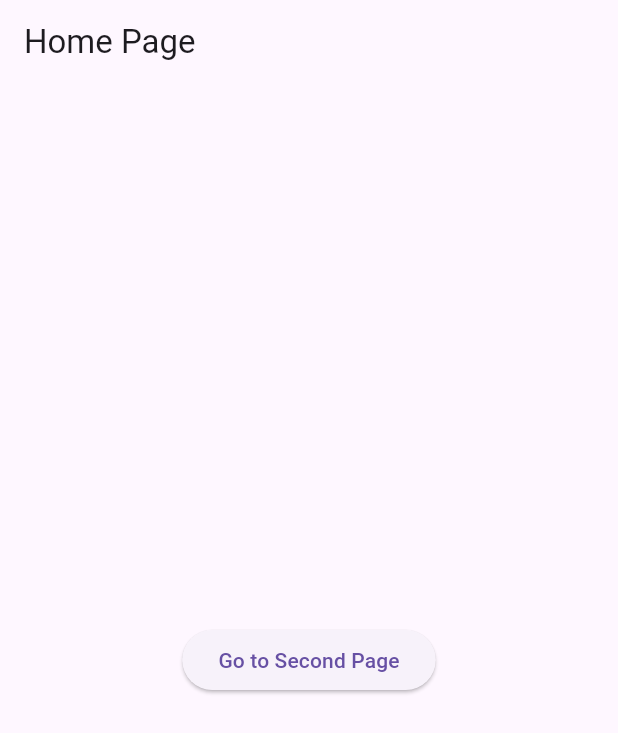
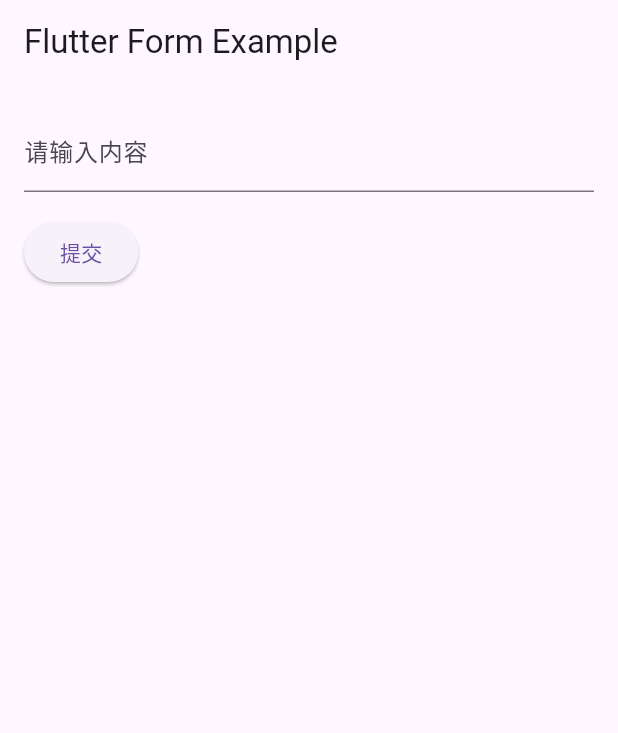
Before and after one commit to samniu/Flutter-Basic, a Flutter app: the screen it shows after launch, on a phone screen of 412 x 824 dp. Shown: the top 733 px of the screen. Run offline on Flutter 3.47's test engine with Material 3 defaults, Android fonts, the phone set to English and light mode, and no system bars.

Commit message:
form submit and routing (separate app_routes file)

```diff
--- /dev/null
+++ b/lib/Navigation and Routing/app_routes.dart
@@ -0,0 +1,18 @@
+import 'package:flutter/material.dart';
+import 'first_page.dart'; // 导入 HomePage 文件
+import 'second_page.dart'; // 导入 SecondPage 文件
+
+class AppRoutes {
+  // 返回路由配置
+  static Map<String, WidgetBuilder> getRoutes() {
+    return {
+      '/': (context) => HomePage(),
+      '/second': (context) => SecondPage(data: 'Hello from HomePage!'),
+    };
+  }
+
+  // 返回 initialRoute 配置
+  static String getInitialRoute() {
+    return '/';
+  }
+}
--- a/lib/Navigation and Routing/first_page.dart
+++ b/lib/Navigation and Routing/first_page.dart
@@ -1,5 +1,5 @@
 import 'package:flutter/material.dart';
-import 'second_page.dart';
+// import 'second_page.dart';
 
 class HomePage extends StatelessWidget {
   @override
--- /dev/null
+++ b/lib/form/form_home.dart
@@ -0,0 +1,15 @@
+import 'package:flutter/material.dart';
+import 'my_form.dart'; // 导入 my_form.dart 文件
+
+class FormHome extends StatelessWidget {
+  @override
+  Widget build(BuildContext context) {
+    return Scaffold(
+      appBar: AppBar(title: Text('Flutter Form Example')),
+      body: Padding(
+        padding: const EdgeInsets.all(16.0),
+        child: MyForm(), // 使用 MyForm 组件
+      ),
+    );
+  }
+}
--- /dev/null
+++ b/lib/form/my_form.dart
@@ -0,0 +1,51 @@
+import 'package:flutter/material.dart';
+
+class MyForm extends StatefulWidget {
+  @override
+  _MyFormState createState() => _MyFormState();
+}
+
+class _MyFormState extends State<MyForm> {
+  // 创建一个 GlobalKey 来存储 FormState
+  final _formKey = GlobalKey<FormState>();
+
+  // 创建一个 TextEditingController 来获取输入的文本
+  final TextEditingController _controller = TextEditingController();
+
+  // 提交表单时验证输入
+  void _submitForm() {
+    if (_formKey.currentState!.validate()) {
+      ScaffoldMessenger.of(context).showSnackBar(SnackBar(content: Text('表单已提交')));
+    }
+  }
+
+  @override
+  Widget build(BuildContext context) {
+    return Form(
+      key: _formKey, // 关联到 FormState
+      child: Column(
+        crossAxisAlignment: CrossAxisAlignment.start,
+        children: <Widget>[
+          TextFormField(
+            controller: _controller, // 控制器获取输入的文本
+            decoration: InputDecoration(labelText: '请输入内容'),
+            // 验证输入内容
+            validator: (value) {
+              if (value == null || value.isEmpty) {
+                return '请输入一些内容';
+              }
+              return null; // 表示验证通过
+            },
+          ),
+          Padding(
+            padding: const EdgeInsets.symmetric(vertical: 16.0),
+            child: ElevatedButton(
+              onPressed: _submitForm, // 提交表单
+              child: Text('提交'),
+            ),
+          ),
+        ],
+      ),
+    );
+  }
+}
--- a/lib/main.dart
+++ b/lib/main.dart
@@ -3,8 +3,8 @@ import 'package:flutter/material.dart';
 // import 'package:flutter_basic/home.dart';
 // import 'widgets/home.dart';
 // import 'counter_screen.dart';
-import 'Navigation and Routing/first_page.dart';
-import 'Navigation and Routing/second_page.dart';
+import 'Navigation and Routing/app_routes.dart';
+import 'form/form_home.dart';
 
 void main() {
   runApp(const MainApp());
@@ -17,11 +17,9 @@ class MainApp extends StatelessWidget {
   Widget build(BuildContext context) {
     return MaterialApp(
       title: 'Flutter Basic',
-      initialRoute: '/',
-      routes:{
-        '/': (context) => HomePage(),
-        '/second': (context) => SecondPage(data: 'Hello from HomePage!')
-      }
+      // initialRoute: AppRoutes.getInitialRoute(), // 使用 AppRoutes 中的 initialRoute
+      // routes: AppRoutes.getRoutes(), // 使用 AppRoutes 中的 routes 配置
+      home: FormHome(),
     );
   }
 }
```
Also changed, not shown: 3 other files.
